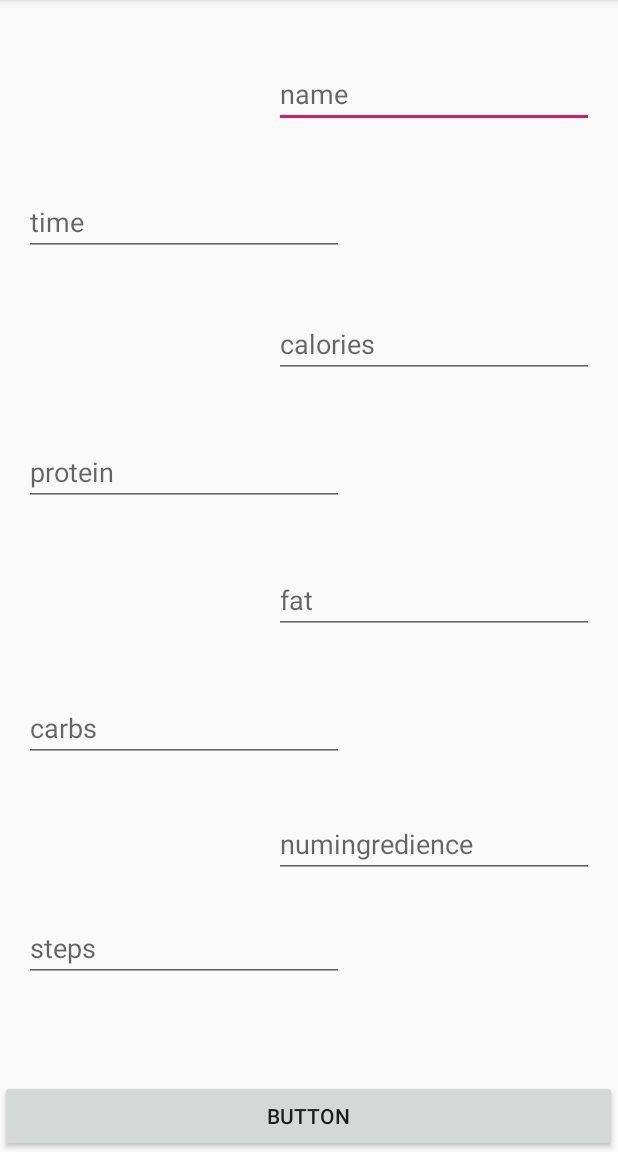
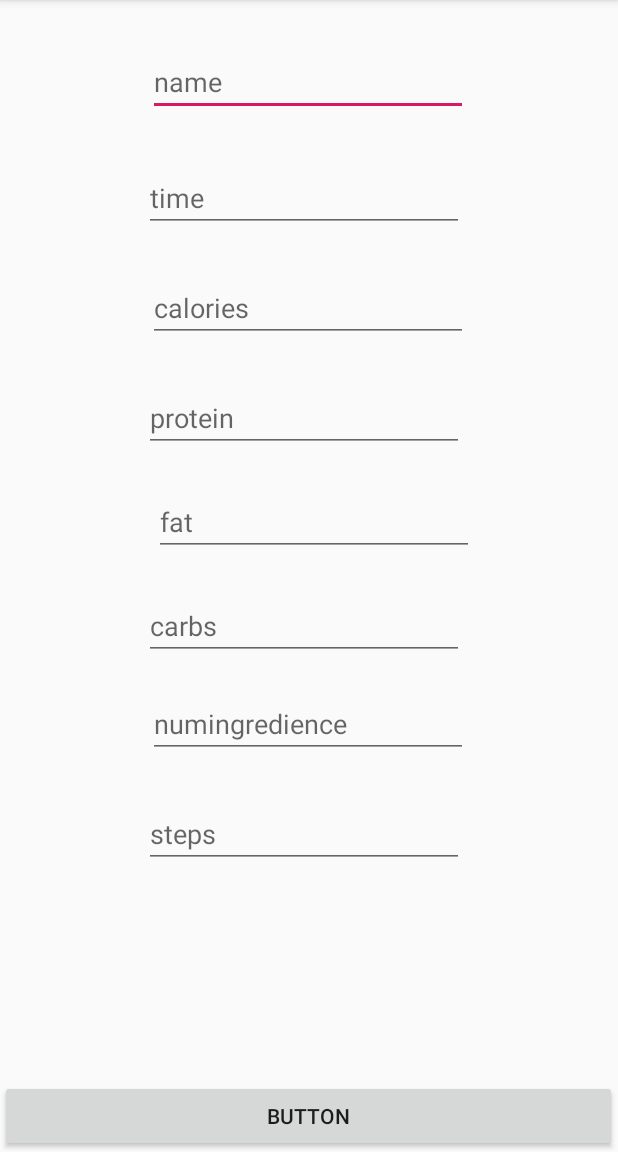
Before and after one commit to erinalicia02/recipe_app, an Android app: the RecipePage screen opened directly, with no data from a screen before it, on a phone screen of 412 x 824 dp, the part 84-1236 px from its top. Run offline under Robolectric (Android 15) with nearby library versions, the light colour scheme and no system bars.

Commit message:
added load recipe function

```diff
--- a/app/src/main/java/com/example/recipe/MainActivity.java
+++ b/app/src/main/java/com/example/recipe/MainActivity.java
@@ -3,6 +3,7 @@ package com.example.recipe;
 import androidx.appcompat.app.AppCompatActivity;
 
 import android.content.Intent;
+import android.content.SharedPreferences;
 import android.os.Bundle;
 import android.view.View;
 
@@ -21,4 +22,11 @@ public class MainActivity extends AppCompatActivity {
         Intent intent = new Intent(this, RecipePage.class);
         startActivity(intent);
     }
+
+    public void loadRecipe(){
+        SharedPreferences pref = getApplicationContext().getSharedPreferences("MyPref", 0);
+        String recipeJson = pref.getString("recipe", null);
+
+        Recipe recipe = new Gson().fromJson(recipeJson, Recipe.class);
+    }
 }
--- a/app/src/main/java/com/example/recipe/RecipePage.java
+++ b/app/src/main/java/com/example/recipe/RecipePage.java
@@ -50,7 +50,7 @@ public class RecipePage extends AppCompatActivity {
         System.out.println(recipeJson);
         SharedPreferences pref = getApplicationContext().getSharedPreferences("myPref", 0);
         SharedPreferences.Editor editor = pref.edit();
-        editor.putString(recipe.name, recipeJson);
+        editor.putString("recipe", recipeJson); // change so it saves the recipe as recipe.name when everything else is finished.
         editor.apply();
 
         Toast toast = Toast.makeText(this, "recipe saved", Toast.LENGTH_SHORT);
--- a/app/src/main/res/layout/activity_recipe_page.xml
+++ b/app/src/main/res/layout/activity_recipe_page.xml
@@ -21,9 +21,9 @@
         android:id="@+id/txtName"
         android:layout_width="wrap_content"
         android:layout_height="45dp"
-        android:layout_marginTop="40dp"
-        android:layout_marginEnd="16dp"
-        android:layout_marginRight="16dp"
+        android:layout_marginTop="32dp"
+        android:layout_marginEnd="100dp"
+        android:layout_marginRight="100dp"
         android:ems="10"
         android:hint="name"
         android:inputType="textPersonName"
@@ -34,9 +34,9 @@
         android:id="@+id/txtTime"
         android:layout_width="wrap_content"
         android:layout_height="wrap_content"
-        android:layout_marginStart="16dp"
-        android:layout_marginLeft="16dp"
-        android:layout_marginTop="40dp"
+        android:layout_marginStart="96dp"
+        android:layout_marginLeft="96dp"
+        android:layout_marginTop="32dp"
         android:ems="10"
         android:hint="time"
         android:inputType="textPersonName"
@@ -47,9 +47,9 @@
         android:id="@+id/txtCalories"
         android:layout_width="wrap_content"
         android:layout_height="wrap_content"
-        android:layout_marginTop="36dp"
-        android:layout_marginEnd="16dp"
-        android:layout_marginRight="16dp"
+        android:layout_marginTop="28dp"
+        android:layout_marginEnd="100dp"
+        android:layout_marginRight="100dp"
         android:ems="10"
         android:hint="calories"
         android:inputType="textPersonName"
@@ -60,9 +60,9 @@
         android:id="@+id/txtProtein"
         android:layout_width="wrap_content"
         android:layout_height="wrap_content"
-        android:layout_marginStart="16dp"
-        android:layout_marginLeft="16dp"
-        android:layout_marginTop="40dp"
+        android:layout_marginStart="96dp"
+        android:layout_marginLeft="96dp"
+        android:layout_marginTop="28dp"
         android:ems="10"
         android:hint="protein"
         android:inputType="textPersonName"
@@ -73,9 +73,9 @@
         android:id="@+id/txtFat"
         android:layout_width="wrap_content"
         android:layout_height="wrap_content"
-        android:layout_marginTop="40dp"
-        android:layout_marginEnd="16dp"
-        android:layout_marginRight="16dp"
+        android:layout_marginTop="24dp"
+        android:layout_marginEnd="96dp"
+        android:layout_marginRight="96dp"
         android:ems="10"
         android:hint="fat"
         android:inputType="textPersonName"
@@ -86,9 +86,9 @@
         android:id="@+id/txtCarbs"
         android:layout_width="wrap_content"
         android:layout_height="wrap_content"
-        android:layout_marginStart="16dp"
-        android:layout_marginLeft="16dp"
-        android:layout_marginTop="40dp"
+        android:layout_marginStart="96dp"
+        android:layout_marginLeft="96dp"
+        android:layout_marginTop="24dp"
         android:ems="10"
         android:hint="carbs"
         android:inputType="textPersonName"
@@ -99,9 +99,9 @@
         android:id="@+id/txtNumIngredience"
         android:layout_width="wrap_content"
         android:layout_height="wrap_content"
-        android:layout_marginTop="32dp"
-        android:layout_marginEnd="16dp"
-        android:layout_marginRight="16dp"
+        android:layout_marginTop="20dp"
+        android:layout_marginEnd="100dp"
+        android:layout_marginRight="100dp"
         android:ems="10"
         android:hint="numingredience"
         android:inputType="textPersonName"
@@ -112,9 +112,9 @@
         android:id="@+id/txtnumSteps"
         android:layout_width="wrap_content"
         android:layout_height="wrap_content"
-        android:layout_marginStart="16dp"
-        android:layout_marginLeft="16dp"
-        android:layout_marginTop="24dp"
+        android:layout_marginStart="96dp"
+        android:layout_marginLeft="96dp"
+        android:layout_marginTop="28dp"
         android:ems="10"
         android:hint="steps"
         android:inputType="textPersonName"
```
